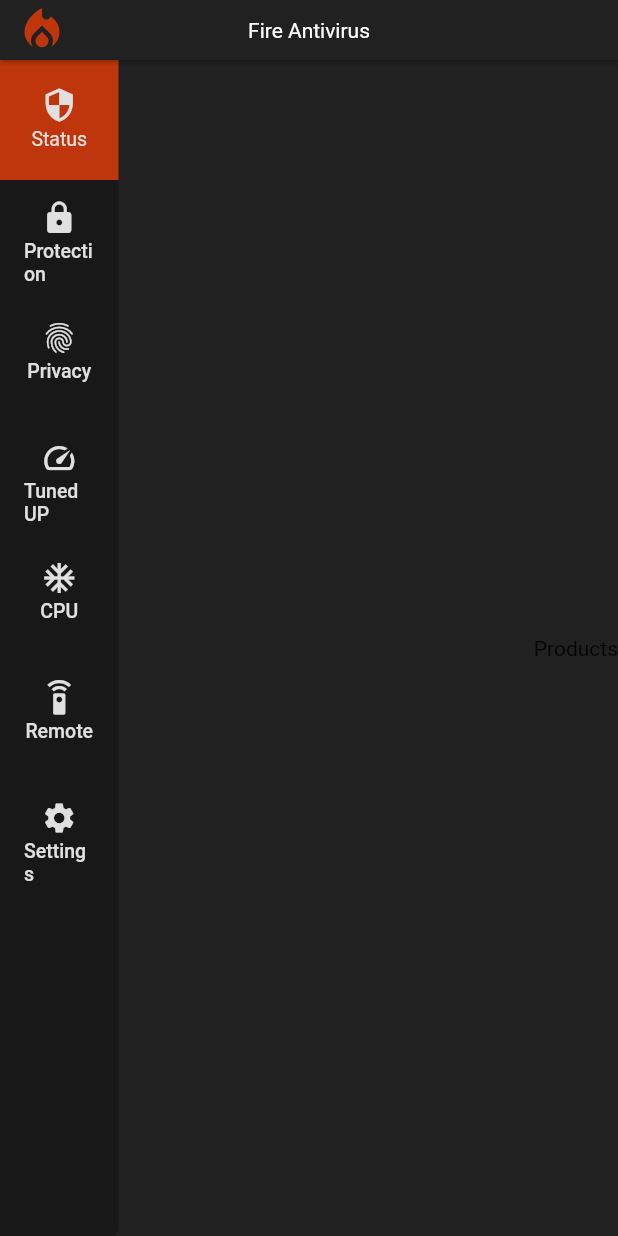
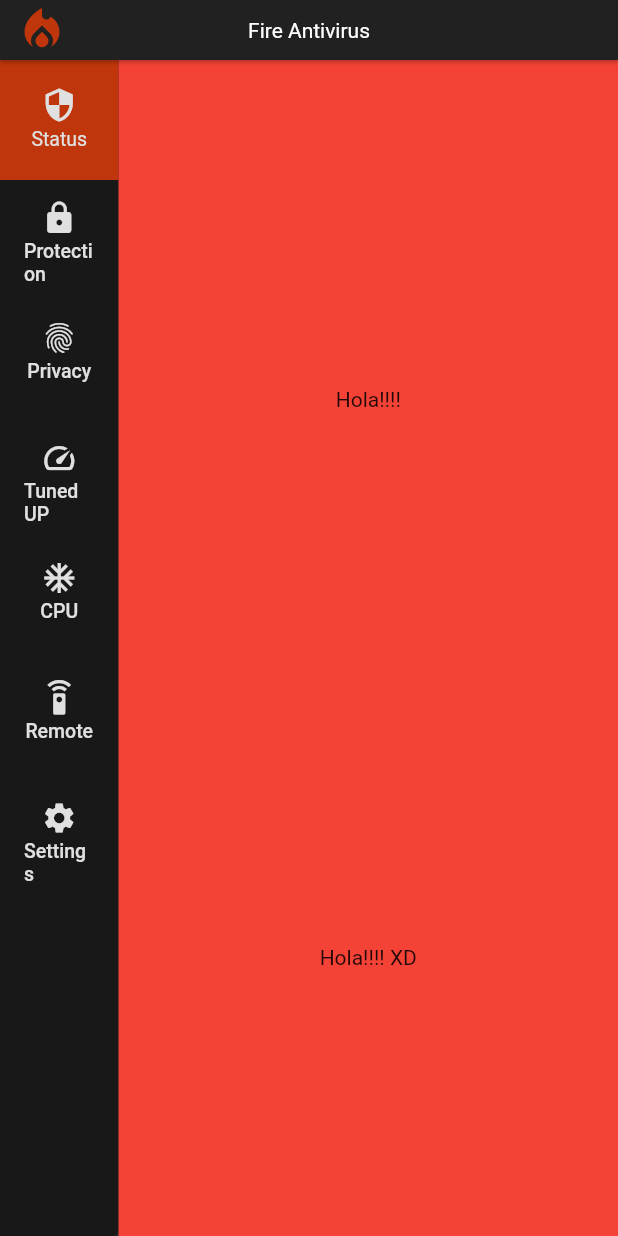
Before and after one commit to jeremiasramirez/flutter_antivirus, a Flutter app: the screen it shows after launch, on a phone screen of 412 x 824 dp. Run offline on Flutter 3.47's test engine with Material 2 defaults, Android fonts, the phone set to English and light mode, and no system bars; our stand-ins replace animate_do; Roboto replaces fonts that are missing (ubuntu).

Commit message:
separando items de statuspage

```diff
--- a/lib/pages/home/home.page.dart
+++ b/lib/pages/home/home.page.dart
@@ -1,7 +1,7 @@
-import 'package:fire_antivirus/helpers/logo.app.dart';
 import 'package:fire_antivirus/helpers/safe.dart';
 import 'package:fire_antivirus/widgets/home/menu.home.dart';
 import 'package:fire_antivirus/widgets/home/menu.navbar.dart';
+import 'package:fire_antivirus/widgets/home/status.home.dart';
 import 'package:flutter/material.dart';
 
 class HomeFirePage extends StatefulWidget {
@@ -21,12 +21,13 @@ class HomeFireState extends State<HomeFirePage> {
   Row itemsHome() {
     return Row(
       mainAxisAlignment: MainAxisAlignment.spaceBetween,
+      crossAxisAlignment: CrossAxisAlignment.start,
       children: [
         // menu
         Safe(MenuHome()),
 
         // services
-        Text("Products")
+        Safe(StatusHome())
       ],
     );
   }
--- /dev/null
+++ b/lib/widgets/home/status.home.dart
@@ -0,0 +1,37 @@
+import 'package:flutter/material.dart';
+
+class StatusHome extends StatefulWidget {
+  StatusHomeState createState() => new StatusHomeState();
+}
+
+class StatusHomeState extends State<StatusHome> {
+  double widthScreen = 0;
+  double heightScreen = 0;
+
+  Widget build(context) {
+    this.sizesScreen(context);
+    return Container(
+      padding: EdgeInsets.only(top: 40),
+      alignment: Alignment.topCenter,
+      decoration: BoxDecoration(
+        color: Colors.red,
+      ),
+      width: this.widthScreen,
+      height: this.heightScreen,
+      child: this.statusItems(),
+    );
+  }
+
+  Widget statusItems() {
+    return Column(
+        mainAxisAlignment: MainAxisAlignment.spaceAround,
+        children: [Text("Hola!!!!"), Text("Hola!!!! XD")]);
+  }
+
+  void sizesScreen(context) {
+    setState(() {
+      this.widthScreen = MediaQuery.of(context).size.width - 79;
+      this.heightScreen = MediaQuery.of(context).size.height;
+    });
+  }
+}
```
